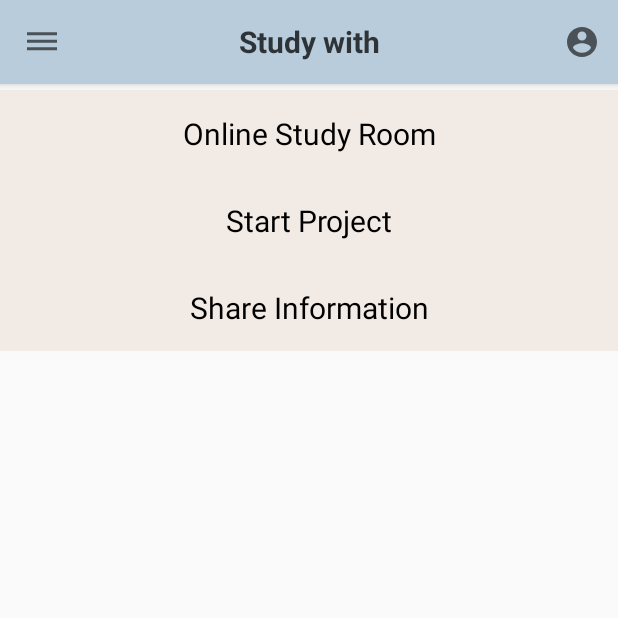
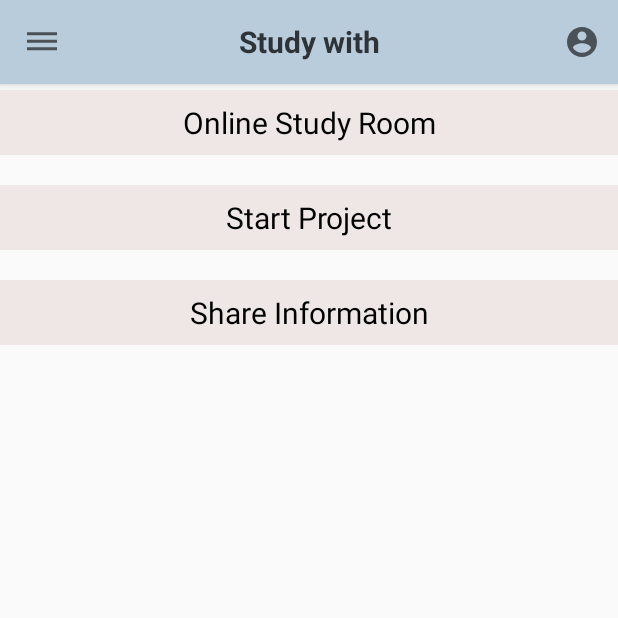
Before and after one commit to jyeon172/MP-MobileProject, an Android app: the screen it shows after launch once a user with an empty profile is signed in (MainActivity), on a phone screen of 412 x 824 dp, the top half of it. Run offline under Robolectric (Android 15) with nearby library versions, the phone set to English and light mode, and no system bars; our stand-ins replace Firebase (no records; nobody signed in at launch, a user with empty details on screens opened directly); 3 statements that could not run were skipped.

Commit message:
jyeon-layout

```diff
--- a/app/src/main/java/com/example/project/MainActivity.kt
+++ b/app/src/main/java/com/example/project/MainActivity.kt
@@ -90,9 +90,9 @@ class MainActivity : AppCompatActivity() , NavigationView.OnNavigationItemSelect
             startActivity(Intent(this, MainActivity2::class.java))
         }else {
             setContentView(binding2.root) // 툴바O, 최신글O
-//            makeRecycler1View()
-//            makeRecycler2View() //세부2 최신글
-//            makeRecycler3View() //세부3 최신글
+            makeRecycler1View()
+            makeRecycler2View() //세부2 최신글
+            makeRecycler3View() //세부3 최신글
         }
     }
     private fun makeRecycler1View() {
--- a/app/src/main/res/layout/board1_main.xml
+++ b/app/src/main/res/layout/board1_main.xml
@@ -53,11 +53,13 @@
             android:layout_height="wrap_content"
             android:src="@android:drawable/ic_input_add"
             app:fabSize="normal"
-            app:rippleColor="@color/white"
             android:layout_alignParentBottom="true"
             android:layout_alignParentRight="true"
             android:layout_marginBottom="24dp"
-            android:layout_marginRight="24dp"/>
+            android:layout_marginRight="24dp"
+            app:rippleColor="@color/white"
+            app:tint="@color/white"
+            app:backgroundTint="@color/color7"/>
 
     </RelativeLayout>
 
--- a/app/src/main/res/layout/board3_main.xml
+++ b/app/src/main/res/layout/board3_main.xml
@@ -53,11 +53,13 @@
             android:layout_height="wrap_content"
             android:src="@android:drawable/ic_input_add"
             app:fabSize="normal"
-            app:rippleColor="@color/white"
             android:layout_alignParentBottom="true"
             android:layout_alignParentRight="true"
             android:layout_marginBottom="24dp"
-            android:layout_marginRight="24dp"/>
+            android:layout_marginRight="24dp"
+            app:rippleColor="@color/white"
+            app:tint="@color/white"
+            app:backgroundTint="@color/color7"/>
 
     </RelativeLayout>
 
--- a/app/src/main/res/layout/main_main.xml
+++ b/app/src/main/res/layout/main_main.xml
@@ -25,7 +25,7 @@
         <TextView
             android:layout_width="match_parent"
             android:layout_height="wrap_content"
-            android:padding="15dp"
+            android:padding="8dp"
             android:textSize="20sp"
             android:textColor="@color/black"
             android:gravity="center"
@@ -43,9 +43,10 @@
         <TextView
             android:layout_width="match_parent"
             android:layout_height="wrap_content"
-            android:padding="15dp"
+            android:padding="8dp"
             android:textSize="20sp"
             android:textColor="@color/black"
+            android:layout_marginTop="20dp"
             android:gravity="center"
             android:background="@color/color1"
             android:text="Start Project"
@@ -59,9 +60,10 @@
         <TextView
             android:layout_width="match_parent"
             android:layout_height="wrap_content"
-            android:padding="15dp"
+            android:padding="8dp"
             android:textSize="20sp"
             android:textColor="@color/black"
+            android:layout_marginTop="20dp"
             android:gravity="center"
             android:background="@color/color1"
             android:text="Share Information"
--- a/app/src/main/res/values/colors.xml
+++ b/app/src/main/res/values/colors.xml
@@ -10,7 +10,7 @@
     <color name="colorAccent">#FFA000</color>
     <color name="black2">#BF000000</color>
 
-    <color name="color1">#F2EAE5</color>
+    <color name="color1">#EEE7E6</color>
     <color name="color2">#FFDEDC</color>
     <color name="color3">#F1B5B5</color>
     <color name="color4">#D2BDBA</color>
```
Also changed, not shown: app/src/main/res/layout/board2_main.xml (+6 -4 lines), 329 other files.
